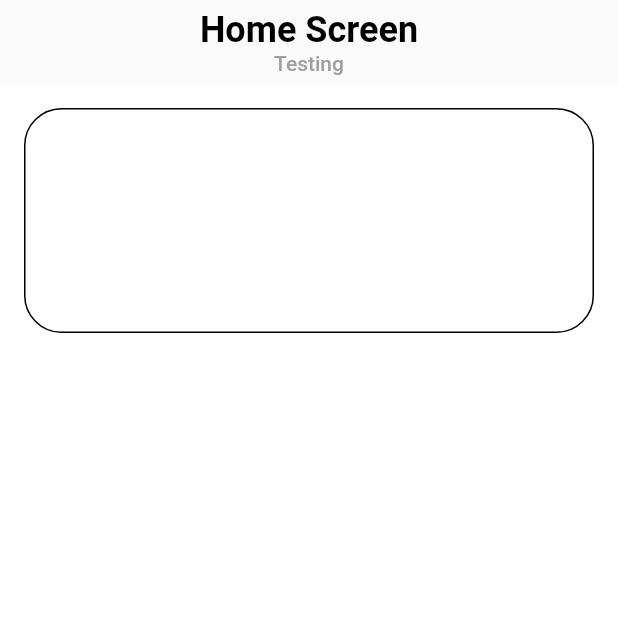
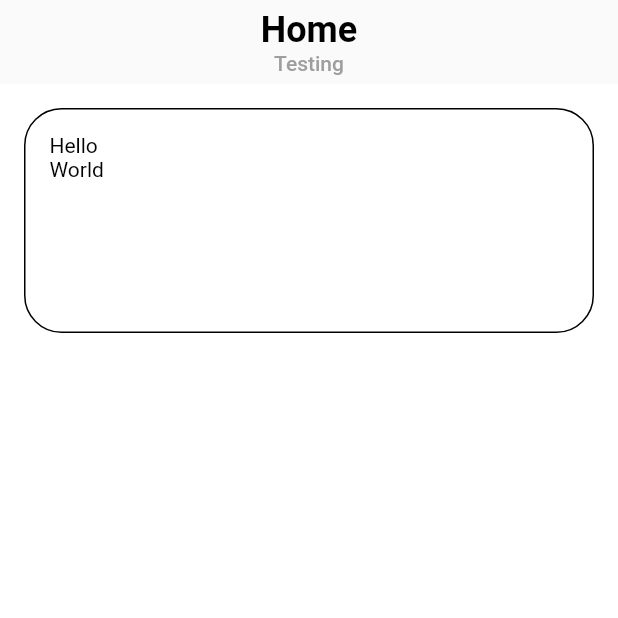
Before and after one commit to Andres-R/GitApp, a Flutter app: the screen it shows after launch, on a phone screen of 412 x 824 dp, the top half of it. Run offline on Flutter 3.47's test engine with Material 2 defaults, Android fonts, the phone set to English and light mode, and no system bars.

Commit message:
Hello Hi

```diff
--- a/lib/home_screen.dart
+++ b/lib/home_screen.dart
@@ -14,7 +14,7 @@ class HomeScreen extends StatelessWidget {
         title: Column(
           children: const [
             Text(
-              'Home Screen',
+              'Home',
               style: TextStyle(
                 color: Colors.black,
                 fontSize: 24,
@@ -51,6 +51,29 @@ class HomeScreen extends StatelessWidget {
                       width: 1,
                     ),
                   ),
+                  child: Padding(
+                    padding: const EdgeInsets.all(16.0),
+                    child: Align(
+                      alignment: Alignment.topLeft,
+                      child: Column(
+                        crossAxisAlignment: CrossAxisAlignment.start,
+                        children: const [
+                          Text(
+                            'Hello',
+                            style: TextStyle(
+                              color: Colors.black,
+                            ),
+                          ),
+                          Text(
+                            'World',
+                            style: TextStyle(
+                              color: Colors.black,
+                            ),
+                          ),
+                        ],
+                      ),
+                    ),
+                  ),
                 ),
               ),
             ],
```
